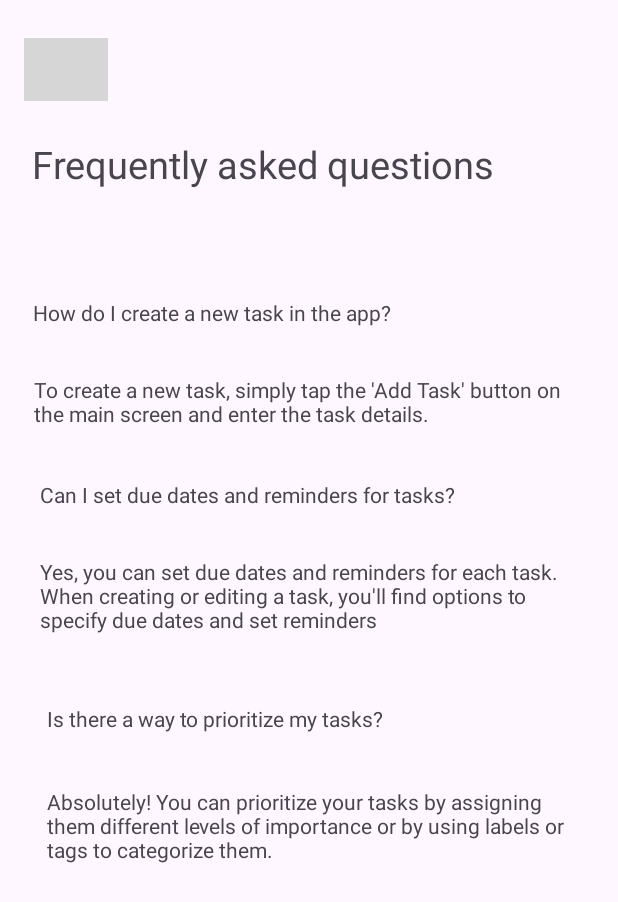
After one commit to Zen-99/Task-Manager, an Android app: the faqFragment screen opened through its navigation route, on a phone screen of 412 x 824 dp. The commit adds this screen. Shown: the top 902 px of the screen. Run offline under Robolectric (Android 15) with nearby library versions, the phone set to English and light mode, and no system bars; our stand-ins replace Firebase (no records; nobody signed in at launch, a user with empty details on screens opened directly); grey boxes are pictures that could not be loaded.

Commit message:
faq page added

```diff
--- /dev/null
+++ b/app/src/main/java/com/example/taskmanager/fragments/faqFragment.kt
@@ -0,0 +1,42 @@
+package com.example.taskmanager.fragments
+
+import android.os.Bundle
+import androidx.fragment.app.Fragment
+import android.view.LayoutInflater
+import android.view.View
+import android.view.ViewGroup
+import androidx.navigation.NavController
+import androidx.navigation.Navigation
+import com.example.taskmanager.R
+import com.example.taskmanager.databinding.FragmentFaq2Binding
+import com.example.taskmanager.databinding.FragmentLoginBinding
+import com.google.firebase.auth.FirebaseAuth
+
+
+class faqFragment : Fragment() {
+    private lateinit var binding: FragmentFaq2Binding
+    private lateinit var navControl: NavController
+    override fun onCreateView(
+        inflater: LayoutInflater, container: ViewGroup?,
+        savedInstanceState: Bundle?
+    ): View? {
+        binding= FragmentFaq2Binding.inflate(inflater,container,false)
+        return binding.root
+    }
+
+    override fun onViewCreated(view: View, savedInstanceState: Bundle?) {
+        super.onViewCreated(view, savedInstanceState)
+        init(view)
+        registerEvents()
+    }
+    private fun init(view: View){
+        navControl= Navigation.findNavController(view)
+    }
+    private fun registerEvents(){
+        binding.backBtn.setOnClickListener{
+            navControl.navigate(R.id.action_faqFragment_to_homeFragment)
+        }
+    }
+
+
+}
--- a/app/src/main/java/com/example/taskmanager/fragments/homeFragment.kt
+++ b/app/src/main/java/com/example/taskmanager/fragments/homeFragment.kt
@@ -13,6 +13,7 @@ import androidx.fragment.app.Fragment
 import androidx.navigation.NavController
 import androidx.navigation.Navigation
 import androidx.recyclerview.widget.LinearLayoutManager
+import com.example.taskmanager.R
 import com.example.taskmanager.databinding.FragmentHomeBinding
 import com.example.taskmanager.utils.TaskAdapter
 import com.example.taskmanager.utils.TaskData
@@ -109,6 +110,9 @@ class homeFragment : Fragment(), AddTaskPopFragment.DialogSaveBtnClickListener,
             override fun onNothingSelected(parent: AdapterView<*>?) {
                 // Handle nothing selected
             }
+        }
+        binding.faqBtn.setOnClickListener {
+            navController.navigate(R.id.action_homeFragment_to_faqFragment)
         }
 
     }
--- a/app/src/main/res/layout/fragment_faq.xml
+++ /dev/null
@@ -1,6 +0,0 @@
-<?xml version="1.0" encoding="utf-8"?>
-<androidx.constraintlayout.widget.ConstraintLayout xmlns:android="http://schemas.android.com/apk/res/android"
-    android:layout_width="match_parent"
-    android:layout_height="match_parent">
-
-</androidx.constraintlayout.widget.ConstraintLayout>
--- /dev/null
+++ b/app/src/main/res/layout/fragment_faq2.xml
@@ -0,0 +1,97 @@
+<?xml version="1.0" encoding="utf-8"?>
+<androidx.constraintlayout.widget.ConstraintLayout xmlns:android="http://schemas.android.com/apk/res/android"
+    xmlns:tools="http://schemas.android.com/tools"
+    android:layout_width="match_parent"
+    android:layout_height="match_parent"
+    xmlns:app="http://schemas.android.com/apk/res-auto"
+    tools:context=".fragments.faqFragment">
+
+    <TextView
+        android:id="@+id/textView4"
+        android:layout_width="wrap_content"
+        android:layout_height="wrap_content"
+        android:layout_marginTop="92dp"
+        android:text="Frequently asked questions"
+        android:textSize="25dp"
+        app:layout_constraintEnd_toEndOf="parent"
+        app:layout_constraintHorizontal_bias="0.207"
+        app:layout_constraintStart_toStartOf="parent"
+        app:layout_constraintTop_toTopOf="parent" />
+
+    <TextView
+        android:id="@+id/textView5"
+        android:layout_width="wrap_content"
+        android:layout_height="wrap_content"
+        android:layout_marginTop="72dp"
+        android:text="How do I create a new task in the app?"
+        app:layout_constraintEnd_toEndOf="parent"
+        app:layout_constraintHorizontal_bias="0.127"
+        app:layout_constraintStart_toStartOf="parent"
+        app:layout_constraintTop_toBottomOf="@+id/textView4" />
+
+    <TextView
+        android:id="@+id/textView6"
+        android:layout_width="358dp"
+        android:layout_height="46dp"
+        android:layout_marginTop="32dp"
+        android:text="To create a new task, simply tap the 'Add Task' button on the main screen and enter the task details."
+        app:layout_constraintEnd_toEndOf="parent"
+        app:layout_constraintHorizontal_bias="0.415"
+        app:layout_constraintStart_toStartOf="parent"
+        app:layout_constraintTop_toBottomOf="@+id/textView5" />
+
+    <TextView
+        android:id="@+id/textView7"
+        android:layout_width="wrap_content"
+        android:layout_height="wrap_content"
+        android:layout_marginTop="24dp"
+        android:text="Can I set due dates and reminders for tasks?"
+        app:layout_constraintEnd_toEndOf="parent"
+        app:layout_constraintHorizontal_bias="0.195"
+        app:layout_constraintStart_toStartOf="parent"
+        app:layout_constraintTop_toBottomOf="@+id/textView6" />
+
+    <TextView
+        android:id="@+id/textView8"
+        android:layout_width="359dp"
+        android:layout_height="58dp"
+        android:layout_marginTop="32dp"
+        android:text="Yes, you can set due dates and reminders for each task. When creating or editing a task, you'll find options to specify due dates and set reminders"
+        app:layout_constraintEnd_toEndOf="parent"
+        app:layout_constraintStart_toStartOf="parent"
+        app:layout_constraintTop_toBottomOf="@+id/textView7" />
+
+    <TextView
+        android:id="@+id/textView9"
+        android:layout_width="wrap_content"
+        android:layout_height="wrap_content"
+        android:layout_marginTop="40dp"
+        android:text="Is there a way to prioritize my tasks?"
+        app:layout_constraintEnd_toEndOf="parent"
+        app:layout_constraintHorizontal_bias="0.168"
+        app:layout_constraintStart_toStartOf="parent"
+        app:layout_constraintTop_toBottomOf="@+id/textView8" />
+
+    <TextView
+        android:id="@+id/textView10"
+        android:layout_width="349dp"
+        android:layout_height="60dp"
+        android:layout_marginTop="36dp"
+        android:text="Absolutely! You can prioritize your tasks by assigning them different levels of importance or by using labels or tags to categorize them."
+        app:layout_constraintEnd_toEndOf="parent"
+        app:layout_constraintStart_toStartOf="parent"
+        app:layout_constraintTop_toBottomOf="@+id/textView9" />
+
+    <ImageView
+        android:id="@+id/backBtn"
+        android:layout_width="56dp"
+        android:layout_height="42dp"
+        app:layout_constraintBottom_toTopOf="@+id/textView4"
+        app:layout_constraintEnd_toEndOf="parent"
+        app:layout_constraintHorizontal_bias="0.045"
+        app:layout_constraintStart_toStartOf="parent"
+        app:layout_constraintTop_toTopOf="parent"
+        app:srcCompat="@drawable/car_ui_icon_search_nav_icon" />
+
+
+</androidx.constraintlayout.widget.ConstraintLayout>
--- a/app/src/main/res/navigation/nav_graph.xml
+++ b/app/src/main/res/navigation/nav_graph.xml
@@ -45,5 +45,18 @@
         android:id="@+id/homeFragment"
         android:name="com.example.taskmanager.fragments.homeFragment"
         android:label="fragment_home"
-        tools:layout="@layout/fragment_home" />
+        tools:layout="@layout/fragment_home" >
+        <action
+            android:id="@+id/action_homeFragment_to_faqFragment"
+            app:destination="@id/faqFragment" />
+    </fragment>
+    <fragment
+        android:id="@+id/faqFragment"
+        android:name="com.example.taskmanager.fragments.faqFragment"
+        android:label="fragment_faq2"
+        tools:layout="@layout/fragment_faq2" >
+        <action
+            android:id="@+id/action_faqFragment_to_homeFragment"
+            app:destination="@id/homeFragment" />
+    </fragment>
 </navigation>
```
